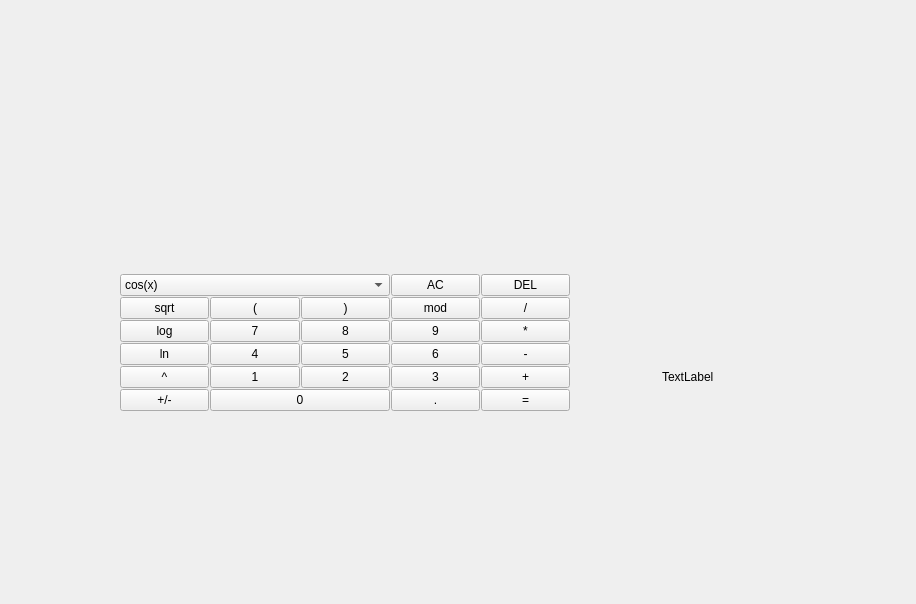
Wenzar/SmartCalc-v1.0, file src/Front/mainwindow.ui: the form before one commit.
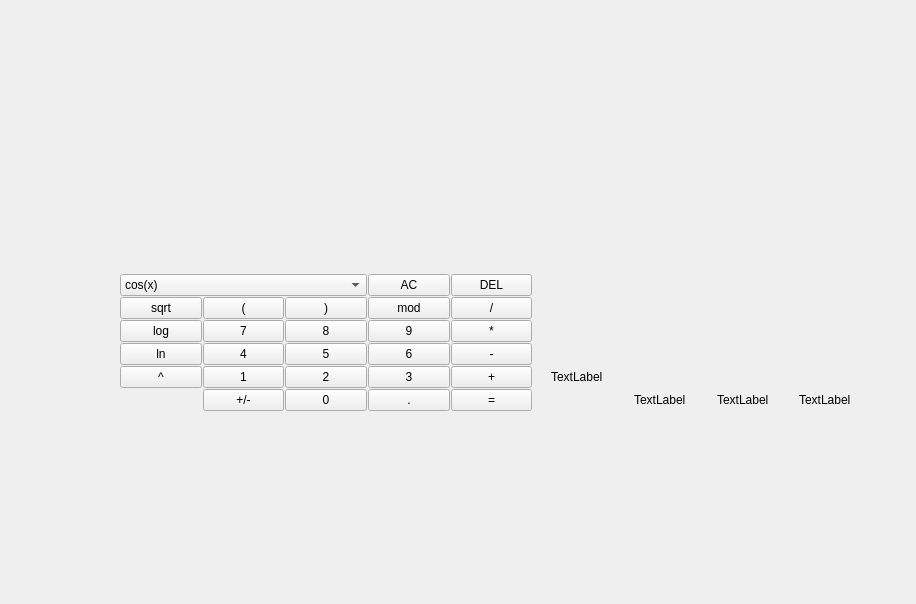
The form after the commit. Custom widgets are drawn as their Qt base class.

The edit to the form file:
```diff
--- a/src/Front/mainwindow.ui
+++ b/src/Front/mainwindow.ui
@@ -25,14 +25,164 @@
      <rect>
       <x>120</x>
       <y>80</y>
-      <width>721</width>
+      <width>761</width>
       <height>331</height>
      </rect>
     </property>
-    <layout class="QGridLayout" name="gridLayout" rowstretch="0,0,0,0,0,0,0" columnstretch="0,0,0,0,0,0,0,0">
+    <layout class="QGridLayout" name="gridLayout" rowstretch="0,0,0,0,0,0,0" columnstretch="0,0,0,0,0,0,0,0,0,0">
      <property name="spacing">
       <number>1</number>
      </property>
+     <item row="2" column="4">
+      <widget class="QPushButton" name="pushButton_div">
+       <property name="text">
+        <string>/</string>
+       </property>
+      </widget>
+     </item>
+     <item row="5" column="0">
+      <widget class="QPushButton" name="pushButton_pow">
+       <property name="mouseTracking">
+        <bool>false</bool>
+       </property>
+       <property name="text">
+        <string>^</string>
+       </property>
+      </widget>
+     </item>
+     <item row="2" column="3">
+      <widget class="QPushButton" name="pushButton_mod">
+       <property name="mouseTracking">
+        <bool>false</bool>
+       </property>
+       <property name="text">
+        <string>mod</string>
+       </property>
+      </widget>
+     </item>
+     <item row="6" column="8">
+      <widget class="QLabel" name="label_4">
+       <property name="text">
+        <string>TextLabel</string>
+       </property>
+      </widget>
+     </item>
+     <item row="5" column="6">
+      <widget class="QLabel" name="label">
+       <property name="text">
+        <string>TextLabel</string>
+       </property>
+      </widget>
+     </item>
+     <item row="6" column="4">
+      <widget class="QPushButton" name="pushButton_result">
+       <property name="mouseTracking">
+        <bool>false</bool>
+       </property>
+       <property name="text">
+        <string>=</string>
+       </property>
+      </widget>
+     </item>
+     <item row="6" column="3">
+      <widget class="QPushButton" name="pushButton_dot">
+       <property name="mouseTracking">
+        <bool>false</bool>
+       </property>
+       <property name="text">
+        <string>.</string>
+       </property>
+      </widget>
+     </item>
+     <item row="3" column="4">
+      <widget class="QPushButton" name="pushButton_mul">
+       <property name="text">
+        <string>*</string>
+       </property>
+      </widget>
+     </item>
+     <item row="6" column="7">
+      <widget class="QLabel" name="label_3">
+       <property name="text">
+        <string>TextLabel</string>
+       </property>
+      </widget>
+     </item>
+     <item row="5" column="1">
+      <widget class="QPushButton" name="pushButton_1">
+       <property name="mouseTracking">
+        <bool>false</bool>
+       </property>
+       <property name="text">
+        <string>1</string>
+       </property>
+      </widget>
+     </item>
+     <item row="4" column="3">
+      <widget class="QPushButton" name="pushButton_6">
+       <property name="text">
+        <string>6</string>
+       </property>
+      </widget>
+     </item>
+     <item row="4" column="4">
+      <widget class="QPushButton" name="pushButton_minus">
+       <property name="text">
+        <string>-</string>
+       </property>
+      </widget>
+     </item>
+     <item row="1" column="3">
+      <widget class="QPushButton" name="pushButton_AC">
+       <property name="mouseTracking">
+        <bool>false</bool>
+       </property>
+       <property name="text">
+        <string>AC</string>
+       </property>
+      </widget>
+     </item>
+     <item row="4" column="1">
+      <widget class="QPushButton" name="pushButton_4">
+       <property name="mouseTracking">
+        <bool>false</bool>
+       </property>
+       <property name="text">
+        <string>4</string>
+       </property>
+      </widget>
+     </item>
+     <item row="3" column="1">
+      <widget class="QPushButton" name="pushButton_7">
+       <property name="mouseTracking">
+        <bool>false</bool>
+       </property>
+       <property name="text">
+        <string>7</string>
+       </property>
+      </widget>
+     </item>
+     <item row="4" column="2">
+      <widget class="QPushButton" name="pushButton_5">
+       <property name="text">
+        <string>5</string>
+       </property>
+      </widget>
+     </item>
+     <item row="2" column="2">
+      <widget class="QPushButton" name="pushButton_right_par">
+       <property name="text">
+        <string>)</string>
+       </property>
+      </widget>
+     </item>
+     <item row="3" column="3">
+      <widget class="QPushButton" name="pushButton_9">
+       <property name="text">
+        <string>9</string>
+       </property>
+      </widget>
+     </item>
      <item row="3" column="0">
       <widget class="QPushButton" name="pushButton_log">
        <property name="mouseTracking">
@@ -43,6 +193,23 @@
        </property>
       </widget>
      </item>
+     <item row="2" column="1">
+      <widget class="QPushButton" name="pushButton_left_par">
+       <property name="mouseTracking">
+        <bool>false</bool>
+       </property>
+       <property name="text">
+        <string>(</string>
+       </property>
+      </widget>
+     </item>
+     <item row="2" column="0">
+      <widget class="QPushButton" name="pushButton_sqrt">
+       <property name="text">
+        <string>sqrt</string>
+       </property>
+      </widget>
+     </item>
      <item row="5" column="2">
       <widget class="QPushButton" name="pushButton_2">
        <property name="text">
@@ -50,26 +217,6 @@
        </property>
       </widget>
      </item>
-     <item row="6" column="0">
-      <widget class="QPushButton" name="pushButton_unar">
-       <property name="mouseTracking">
-        <bool>false</bool>
-       </property>
-       <property name="text">
-        <string>+/-</string>
-       </property>
-      </widget>
-     </item>
-     <item row="4" column="0">
-      <widget class="QPushButton" name="pushButton_ln">
-       <property name="mouseTracking">
-        <bool>false</bool>
-       </property>
-       <property name="text">
-        <string>ln</string>
-       </property>
-      </widget>
-     </item>
      <item row="0" column="0" colspan="5">
       <widget class="QLabel" name="result_show">
        <property name="minimumSize">
@@ -97,27 +244,23 @@
        </property>
       </widget>
      </item>
-     <item row="3" column="1">
-      <widget class="QPushButton" name="pushButton_7">
-       <property name="mouseTracking">
-        <bool>false</bool>
-       </property>
+     <item row="3" column="2">
+      <widget class="QPushButton" name="pushButton_8">
        <property name="text">
-        <string>7</string>
+        <string>8</string>
        </property>
       </widget>
      </item>
-     <item row="4" column="2">
-      <widget class="QPushButton" name="pushButton_5">
-       <property name="text">
-        <string>5</string>
+     <item row="5" column="5">
+      <widget class="QLabel" name="label_2">
+       <property name="maximumSize">
+        <size>
+         <width>17</width>
+         <height>16777215</height>
+        </size>
        </property>
-      </widget>
-     </item>
-     <item row="2" column="4">
-      <widget class="QPushButton" name="pushButton_div">
        <property name="text">
-        <string>/</string>
+        <string> </string>
        </property>
       </widget>
      </item>
@@ -131,81 +274,60 @@
        </property>
       </widget>
      </item>
-     <item row="6" column="3">
-      <widget class="QPushButton" name="pushButton_dot">
+     <item row="4" column="0">
+      <widget class="QPushButton" name="pushButton_ln">
        <property name="mouseTracking">
         <bool>false</bool>
        </property>
        <property name="text">
-        <string>.</string>
+        <string>ln</string>
        </property>
       </widget>
      </item>
-     <item row="4" column="3">
-      <widget class="QPushButton" name="pushButton_6">
-       <property name="text">
-        <string>6</string>
-       </property>
-      </widget>
-     </item>
-     <item row="2" column="1">
-      <widget class="QPushButton" name="pushButton_left_par">
+     <item row="5" column="4">
+      <widget class="QPushButton" name="pushButton_plus">
        <property name="mouseTracking">
         <bool>false</bool>
        </property>
        <property name="text">
-        <string>(</string>
+        <string>+</string>
        </property>
       </widget>
      </item>
-     <item row="4" column="1">
-      <widget class="QPushButton" name="pushButton_4">
-       <property name="mouseTracking">
-        <bool>false</bool>
-       </property>
+     <item row="5" column="3">
+      <widget class="QPushButton" name="pushButton_3">
        <property name="text">
-        <string>4</string>
+        <string>3</string>
        </property>
       </widget>
      </item>
-     <item row="2" column="0">
-      <widget class="QPushButton" name="pushButton_sqrt">
-       <property name="text">
-        <string>sqrt</string>
-       </property>
-      </widget>
-     </item>
-     <item row="5" column="6">
-      <widget class="QLabel" name="label">
+     <item row="6" column="9">
+      <widget class="QLabel" name="label_5">
        <property name="text">
         <string>TextLabel</string>
        </property>
       </widget>
      </item>
-     <item row="6" column="4">
-      <widget class="QPushButton" name="pushButton_result">
+     <item row="0" column="6" rowspan="5" colspan="4">
+      <widget class="QCustomPlot" name="widget" native="true"/>
+     </item>
+     <item row="6" column="2">
+      <widget class="QPushButton" name="pushButton_0">
        <property name="mouseTracking">
         <bool>false</bool>
        </property>
        <property name="text">
-        <string>=</string>
+        <string>0</string>
        </property>
       </widget>
      </item>
-     <item row="1" column="3">
-      <widget class="QPushButton" name="pushButton_AC">
+     <item row="6" column="1">
+      <widget class="QPushButton" name="pushButton_unar">
        <property name="mouseTracking">
         <bool>false</bool>
        </property>
        <property name="text">
-        <string>AC</string>
-       </property>
-      </widget>
-     </item>
-     <item row="4" column="4">
-      <widget class="QPushButton" name="pushButton_minus">
-       <property name="text">
-        <string>-</string>
+        <string>+/-</string>
        </property>
       </widget>
      </item>
@@ -258,94 +380,6 @@
        </item>
       </widget>
      </item>
-     <item row="5" column="0">
-      <widget class="QPushButton" name="pushButton_pow">
-       <property name="mouseTracking">
-        <bool>false</bool>
-       </property>
-       <property name="text">
-        <string>^</string>
-       </property>
-      </widget>
-     </item>
-     <item row="5" column="1">
-      <widget class="QPushButton" name="pushButton_1">
-       <property name="mouseTracking">
-        <bool>false</bool>
-       </property>
-       <property name="text">
-        <string>1</string>
-       </property>
-      </widget>
-     </item>
-     <item row="5" column="3">
-      <widget class="QPushButton" name="pushButton_3">
-       <property name="text">
-        <string>3</string>
-       </property>
-      </widget>
-     </item>
-     <item row="3" column="3">
-      <widget class="QPushButton" name="pushButton_9">
-       <property name="text">
-        <string>9</string>
-       </property>
-      </widget>
-     </item>
-     <item row="2" column="2">
-      <widget class="QPushButton" name="pushButton_right_par">
-       <property name="text">
-        <string>)</string>
-       </property>
-      </widget>
-     </item>
-     <item row="6" column="1" colspan="2">
-      <widget class="QPushButton" name="pushButton_0">
-       <property name="mouseTracking">
-        <bool>false</bool>
-       </property>
-       <property name="text">
-        <string>0</string>
-       </property>
-      </widget>
-     </item>
-     <item row="3" column="4">
-      <widget class="QPushButton" name="pushButton_mul">
-       <property name="text">
-        <string>*</string>
-       </property>
-      </widget>
-     </item>
-     <item row="2" column="3">
-      <widget class="QPushButton" name="pushButton_mod">
-       <property name="mouseTracking">
-        <bool>false</bool>
-       </property>
-       <property name="text">
-        <string>mod</string>
-       </property>
-      </widget>
-     </item>
-     <item row="5" column="4">
-      <widget class="QPushButton" name="pushButton_plus">
-       <property name="mouseTracking">
-        <bool>false</bool>
-       </property>
-       <property name="text">
-        <string>+</string>
-       </property>
-      </widget>
-     </item>
-     <item row="3" column="2">
-      <widget class="QPushButton" name="pushButton_8">
-       <property name="text">
-        <string>8</string>
-       </property>
-      </widget>
-     </item>
-     <item row="0" column="5" rowspan="5" colspan="3">
-      <widget class="QCustomPlot" name="widget" native="true"/>
-     </item>
     </layout>
    </widget>
   </widget>
```
